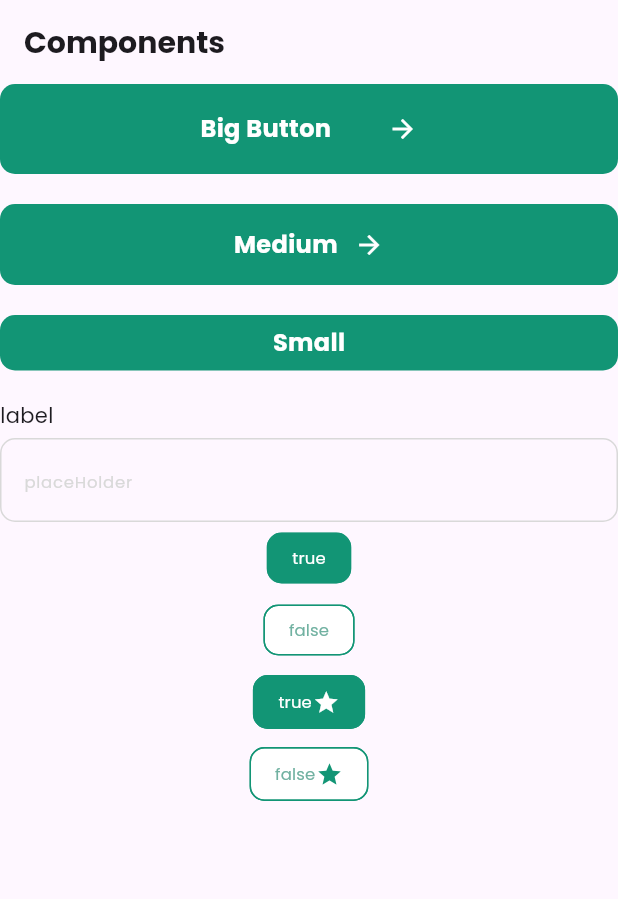
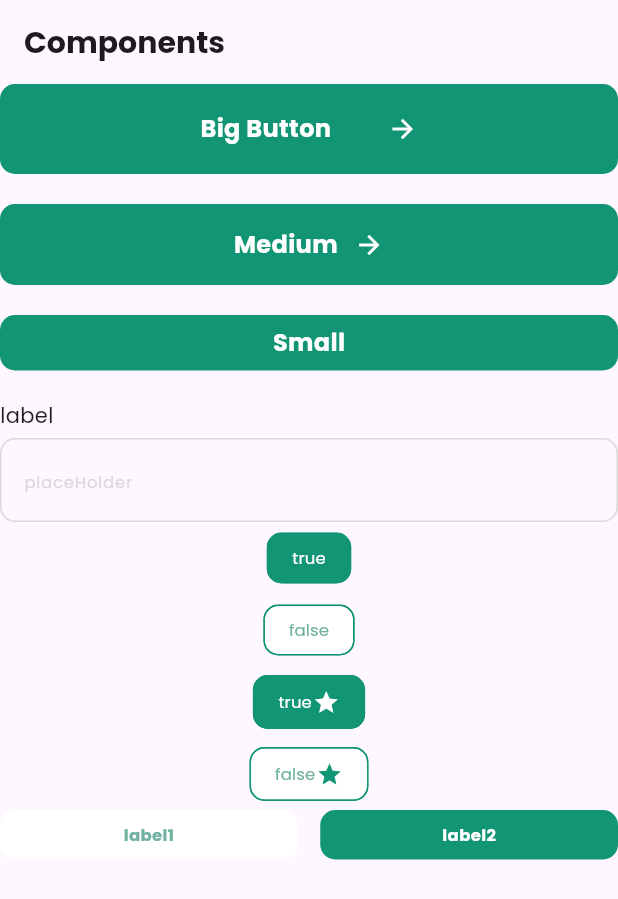
Before and after one commit to Kuneosu/study_inflearn_hq, a Flutter app: the screen it shows after launch, on a phone screen of 412 x 824 dp. Shown: the top 899 px of the screen. Run offline on Flutter 3.47's test engine with Material 3 defaults, Android fonts, the phone set to English and light mode, and no system bars; our stand-ins replace google_fonts.

Commit message:
09 - tabs

```diff
--- /dev/null
+++ b/inflearn_flutter_hq/lib/core/presentation/components/two_tabs.dart
@@ -0,0 +1,112 @@
+import 'package:flutter/material.dart';
+import 'package:inflearn_flutter_hq/ui/color_styles.dart';
+import 'package:inflearn_flutter_hq/ui/text_styles.dart';
+
+class TwoTabs extends StatelessWidget {
+  final List<String> labels;
+  final int selectedIndex;
+  final void Function(int index) onChange;
+
+  const TwoTabs({
+    super.key,
+    required this.labels,
+    this.selectedIndex = 0,
+    required this.onChange,
+  });
+
+  @override
+  Widget build(BuildContext context) {
+    return Row(
+      children: [
+        Expanded(
+          child: GestureDetector(
+            onTap: () {
+              onChange(0);
+            },
+            child: selectedIndex == 0
+                ? _SelectedTab(
+                    text: labels[0],
+                  )
+                : _UnselectedTab(
+                    text: labels[0],
+                  ),
+          ),
+        ),
+        SizedBox(
+          width: 15,
+        ),
+        Expanded(
+          child: GestureDetector(
+            onTap: () {
+              onChange(1);
+            },
+            child: selectedIndex == 1
+                ? _SelectedTab(
+                    text: labels[1],
+                  )
+                : _UnselectedTab(
+                    text: labels[1],
+
+            ),
+          ),
+        ),
+      ],
+    );
+  }
+}
+
+class _SelectedTab extends StatelessWidget {
+  final String text;
+
+  const _SelectedTab({required this.text});
+
+  @override
+  Widget build(BuildContext context) {
+    return Container(
+      height: 33,
+      decoration: BoxDecoration(
+        color: ColorStyles.primary100,
+        borderRadius: BorderRadius.circular(10),
+      ),
+      child: Row(
+        mainAxisAlignment: MainAxisAlignment.center,
+        children: [
+          Text(
+            text,
+            style: TextStyles.smallerTextBold.copyWith(
+              color: Colors.white,
+            ),
+          ),
+        ],
+      ),
+    );
+  }
+}
+
+class _UnselectedTab extends StatelessWidget {
+  final String text;
+
+  const _UnselectedTab({required this.text});
+
+  @override
+  Widget build(BuildContext context) {
+    return Container(
+      height: 33,
+      decoration: BoxDecoration(
+        color: ColorStyles.white,
+        borderRadius: BorderRadius.circular(10),
+      ),
+      child: Row(
+        mainAxisAlignment: MainAxisAlignment.center,
+        children: [
+          Text(
+            text,
+            style: TextStyles.smallerTextBold.copyWith(
+              color: ColorStyles.primary80,
+            ),
+          ),
+        ],
+      ),
+    );
+  }
+}
--- a/inflearn_flutter_hq/lib/main.dart
+++ b/inflearn_flutter_hq/lib/main.dart
@@ -5,6 +5,7 @@ import 'package:inflearn_flutter_hq/core/presentation/components/input_field.dar
 import 'package:inflearn_flutter_hq/core/presentation/components/medium_button.dart';
 import 'package:inflearn_flutter_hq/core/presentation/components/rating_button.dart';
 import 'package:inflearn_flutter_hq/core/presentation/components/small_button.dart';
+import 'package:inflearn_flutter_hq/core/presentation/components/two_tabs.dart';
 import 'package:inflearn_flutter_hq/ui/text_styles.dart';
 
 void main() {
@@ -44,30 +45,55 @@ class App extends StatelessWidget {
         children: [
           BigButton(
             "Big Button",
-            onPressed: (){
+            onPressed: () {
               debugPrint("big button");
             },
           ),
-          SizedBox(height: 20,),
+          SizedBox(
+            height: 20,
+          ),
           MediumButton(
             "Medium",
-            onPressed: (){
+            onPressed: () {
               debugPrint("me button");
             },
           ),
-          SizedBox(height: 20,),
+          SizedBox(
+            height: 20,
+          ),
           SmallButton(
             "Small",
-            onPressed: (){
+            onPressed: () {
               debugPrint("sm button");
             },
           ),
-          SizedBox(height: 20,),
+          SizedBox(
+            height: 20,
+          ),
           InputField(label: 'label', placeHolder: 'placeHolder'),
-          FilterButton('true',isSelected: true,),
-          FilterButton('false',isSelected: false,),
-          RatingButton('true',isSelected: true,),
-          RatingButton('false',isSelected: false,),
+          FilterButton(
+            'true',
+            isSelected: true,
+          ),
+          FilterButton(
+            'false',
+            isSelected: false,
+          ),
+          RatingButton(
+            'true',
+            isSelected: true,
+          ),
+          RatingButton(
+            'false',
+            isSelected: false,
+          ),
+          TwoTabs(
+            labels: ['label1', 'label2'],
+            selectedIndex: 1,
+            onChange: (index) => {
+              debugPrint('index = $index')
+            },
+          ),
         ],
       ),
     );
```
